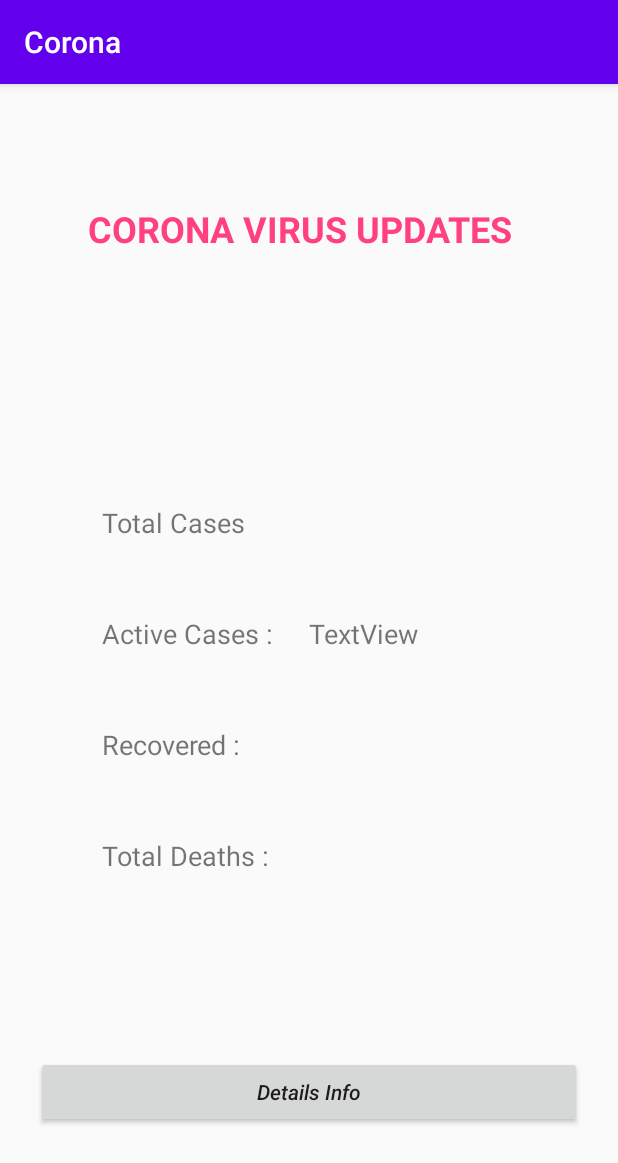
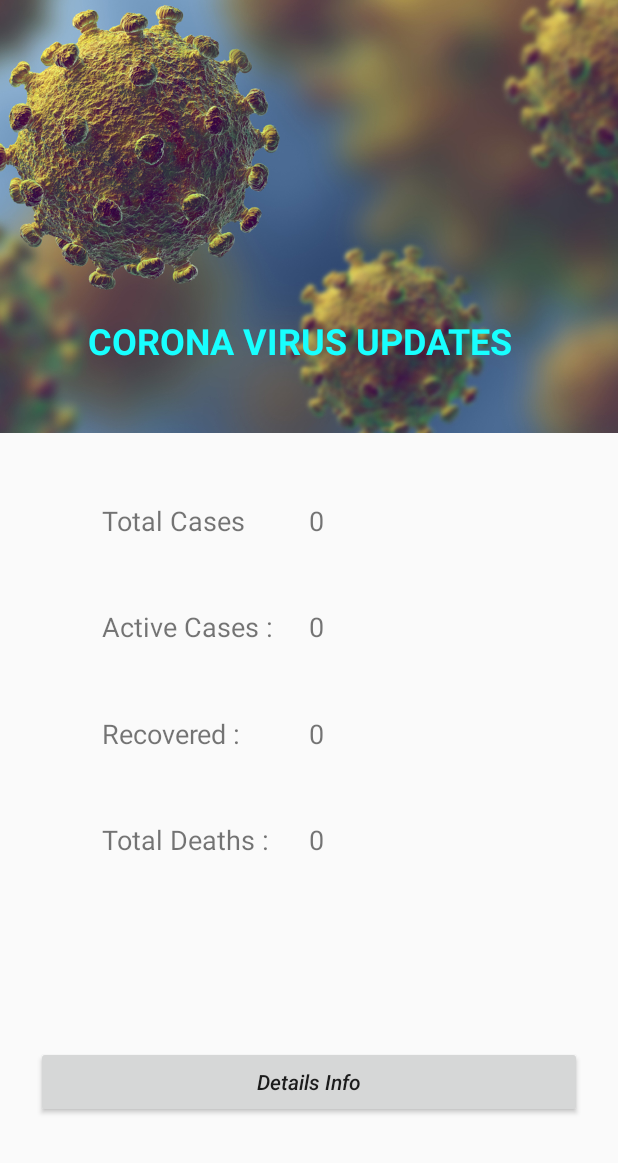
Before and after one commit to SaifulSaif007/Corona, an Android app: the screen it shows after launch (MainActivity), on a phone screen of 412 x 824 dp. Shown: the top 1163 px of the screen. Run offline under Robolectric (Android 15) with nearby library versions, the phone set to English and light mode, and no system bars; our stand-ins replace data binding.

Commit message:
updated main page

```diff
--- a/app/src/main/java/com/example/corona/view/MainActivity.java
+++ b/app/src/main/java/com/example/corona/view/MainActivity.java
@@ -5,6 +5,7 @@ import androidx.databinding.DataBindingUtil;
 import androidx.lifecycle.ViewModelProviders;
 
 import android.os.Bundle;
+import android.view.WindowManager;
 
 import com.example.corona.R;
 import com.example.corona.databinding.ActivityMainBinding;
@@ -25,6 +26,8 @@ public class MainActivity extends AppCompatActivity {
         serviceViewModel_all = ViewModelProviders.of(this).get(CoronaServiceViewModel_All.class);
 
 
+        getSupportActionBar().hide();
+
         observeViewModel(serviceViewModel_all);
 
     }
@@ -34,6 +37,7 @@ public class MainActivity extends AppCompatActivity {
         serviceViewModel_all.allServiceObserver().observe(this, all -> {
 
             if(all != null){
+                all.setActiveCases(all.getCases() - all.getDeaths() - all.getRecovered());
                 activityMainBinding.setAll(all);
             }
         });
--- a/app/src/main/res/layout/activity_main.xml
+++ b/app/src/main/res/layout/activity_main.xml
@@ -4,7 +4,8 @@
 
     xmlns:android="http://schemas.android.com/apk/res/android"
     xmlns:app="http://schemas.android.com/apk/res-auto"
-    xmlns:tools="http://schemas.android.com/tools">
+    xmlns:tools="http://schemas.android.com/tools"
+    >
 
 
     <data>
@@ -20,21 +21,33 @@
         android:layout_height="match_parent"
         tools:context=".view.MainActivity">
 
+        <ImageView
+            android:layout_width="0dp"
+            android:layout_height="0dp"
+            android:scaleType="centerCrop"
+            android:src="@drawable/corona_logo1"
+            app:layout_constraintBottom_toTopOf="@+id/guideline3"
+            app:layout_constraintEnd_toEndOf="parent"
+            app:layout_constraintStart_toStartOf="parent"
+            app:layout_constraintTop_toTopOf="parent">
+
+        </ImageView>
+
         <TextView
             android:id="@+id/textView5"
             android:layout_width="wrap_content"
             android:layout_height="wrap_content"
-            android:text="Corona Virus Updates"
+            android:text="@string/corona_virus_updates"
             android:textAlignment="center"
             android:textAllCaps="true"
-            android:textColor="#FF4081"
+            android:textColor="#18FFFF"
             android:textSize="24sp"
             android:textStyle="bold"
-            app:layout_constraintBottom_toTopOf="@+id/guideline2"
+            app:layout_constraintBottom_toTopOf="@+id/guideline3"
             app:layout_constraintHorizontal_bias="0.446"
             app:layout_constraintLeft_toLeftOf="parent"
             app:layout_constraintRight_toRightOf="parent"
-            app:layout_constraintTop_toTopOf="@+id/guideline"
+            app:layout_constraintTop_toTopOf="@+id/guideline2"
             tools:text="Corona Virus Updates" />
 
         <androidx.constraintlayout.widget.Guideline
@@ -55,7 +68,7 @@
             android:id="@+id/textView"
             android:layout_width="wrap_content"
             android:layout_height="wrap_content"
-            android:text="Total Cases"
+            android:text="@string/total_cases"
             android:textSize="18sp"
             app:layout_constraintBaseline_toBaselineOf="@+id/mTotal"
             app:layout_constraintEnd_toEndOf="@+id/textView2"
@@ -68,13 +81,13 @@
             android:layout_width="wrap_content"
             android:layout_height="wrap_content"
             android:orientation="horizontal"
-            app:layout_constraintGuide_percent="0.3" />
+            app:layout_constraintGuide_percent="0.35" />
 
         <TextView
             android:id="@+id/textView2"
             android:layout_width="wrap_content"
             android:layout_height="wrap_content"
-            android:text="Active Cases :"
+            android:text="@string/active_cases"
             android:textSize="18sp"
             app:layout_constraintBaseline_toBaselineOf="@+id/mActive"
             app:layout_constraintStart_toStartOf="@+id/textView"
@@ -84,7 +97,7 @@
             android:id="@+id/textView3"
             android:layout_width="wrap_content"
             android:layout_height="wrap_content"
-            android:text="Total Deaths :"
+            android:text="@string/total_deaths"
             android:textSize="18sp"
             app:layout_constraintBaseline_toBaselineOf="@+id/mDeath"
             app:layout_constraintStart_toStartOf="@+id/textView4"
@@ -94,7 +107,7 @@
             android:id="@+id/textView4"
             android:layout_width="wrap_content"
             android:layout_height="wrap_content"
-            android:text="Recovered :"
+            android:text="@string/recovered"
             android:textSize="18sp"
             app:layout_constraintBaseline_toBaselineOf="@+id/mRec"
             app:layout_constraintStart_toStartOf="@+id/textView2"
@@ -106,7 +119,7 @@
             android:layout_height="wrap_content"
             android:layout_marginStart="24dp"
             android:layout_marginEnd="24dp"
-            android:text="Details Info"
+            android:text="@string/details_info"
             android:textAlignment="center"
             android:textAllCaps="false"
             android:textSize="14sp"
@@ -134,7 +147,7 @@
             android:id="@+id/mTotal"
             android:layout_width="wrap_content"
             android:layout_height="wrap_content"
-            android:text="@{all.cases}"
+            android:text="@{String.valueOf(all.cases)}"
             android:textSize="18sp"
             app:layout_constraintBottom_toTopOf="@+id/mActive"
             app:layout_constraintStart_toStartOf="@+id/guideline6"
@@ -144,7 +157,7 @@
             android:id="@+id/mActive"
             android:layout_width="wrap_content"
             android:layout_height="wrap_content"
-            android:text="TextView"
+            android:text="@{String.valueOf(all.activeCases)}"
             android:textSize="18sp"
             app:layout_constraintBottom_toTopOf="@+id/mRec"
             app:layout_constraintStart_toStartOf="@+id/mTotal"
@@ -154,7 +167,7 @@
             android:id="@+id/mRec"
             android:layout_width="wrap_content"
             android:layout_height="wrap_content"
-            android:text="@{all.recovered}"
+            android:text="@{String.valueOf(all.recovered)}"
             android:textSize="18sp"
             app:layout_constraintBottom_toTopOf="@+id/mDeath"
             app:layout_constraintStart_toStartOf="@+id/mActive"
@@ -164,7 +177,7 @@
             android:id="@+id/mDeath"
             android:layout_width="wrap_content"
             android:layout_height="wrap_content"
-            android:text="@{all.deaths}"
+            android:text="@{String.valueOf(all.deaths)}"
             android:textSize="18sp"
             app:layout_constraintBottom_toTopOf="@+id/guideline4"
             app:layout_constraintStart_toStartOf="@+id/mRec"
--- a/app/src/main/res/values/colors.xml
+++ b/app/src/main/res/values/colors.xml
@@ -1,6 +1,6 @@
 <?xml version="1.0" encoding="utf-8"?>
 <resources>
     <color name="colorPrimary">#6200EE</color>
-    <color name="colorPrimaryDark">#3700B3</color>
+    <color name="colorPrimaryDark">#448AFF</color>
     <color name="colorAccent">#03DAC5</color>
 </resources>
--- a/app/src/main/res/values/strings.xml
+++ b/app/src/main/res/values/strings.xml
@@ -1,3 +1,9 @@
 <resources>
     <string name="app_name">Corona</string>
+    <string name="details_info">Details Info</string>
+    <string name="recovered">Recovered :</string>
+    <string name="total_deaths">Total Deaths :</string>
+    <string name="active_cases">Active Cases :</string>
+    <string name="total_cases">Total Cases</string>
+    <string name="corona_virus_updates">Corona Virus Updates</string>
 </resources>
```
Also changed, not shown: app/src/main/java/com/example/corona/services/model/All.java (+19 -9 lines), app/src/main/res/drawable-v24/corona_logo1.jpg (added).
